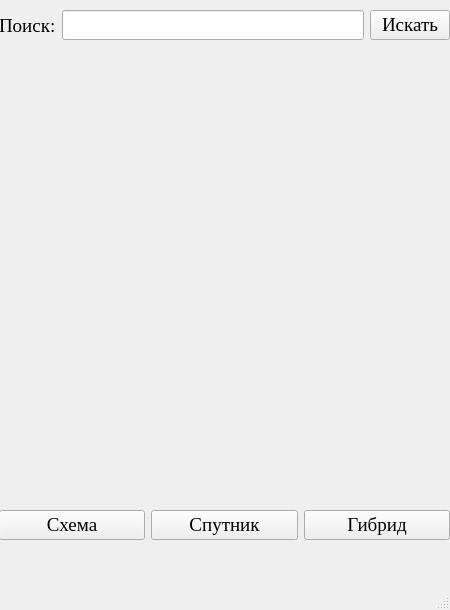
Above: Maps_API.ui from NeMolliriK/Maps_API before the change. Below: the same form after it.
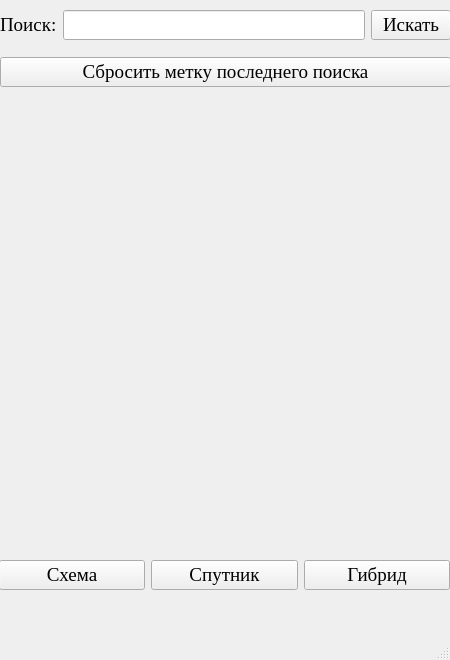
That is the form after the change.

Commit message: Часть №7

The edit to the form file:
```diff
--- a/Maps_API.ui
+++ b/Maps_API.ui
@@ -7,7 +7,7 @@
     <x>0</x>
     <y>0</y>
     <width>450</width>
-    <height>610</height>
+    <height>660</height>
    </rect>
   </property>
   <property name="font">
@@ -27,7 +27,7 @@
     <property name="geometry">
      <rect>
       <x>0</x>
-      <y>50</y>
+      <y>100</y>
       <width>450</width>
       <height>450</height>
      </rect>
@@ -43,7 +43,7 @@
     <property name="geometry">
      <rect>
       <x>-1</x>
-      <y>500</y>
+      <y>550</y>
       <width>451</width>
       <height>51</height>
      </rect>
@@ -93,28 +93,24 @@
    <widget class="QWidget" name="horizontalLayoutWidget_2">
     <property name="geometry">
      <rect>
-      <x>-1</x>
-      <y>0</y>
+      <x>0</x>
+      <y>-1</y>
       <width>451</width>
-      <height>51</height>
+      <height>101</height>
      </rect>
     </property>
-    <layout class="QHBoxLayout" name="horizontalLayout_2">
-     <item>
+    <layout class="QGridLayout" name="gridLayout_2">
+     <item row="0" column="1">
+      <widget class="QLineEdit" name="lineEdit"/>
+     </item>
+     <item row="0" column="0">
       <widget class="QLabel" name="label_2">
        <property name="text">
         <string>Поиск:</string>
        </property>
       </widget>
      </item>
-     <item>
-      <widget class="QLineEdit" name="lineEdit">
-       <property name="focusPolicy">
-        <enum>Qt::ClickFocus</enum>
-       </property>
-      </widget>
-     </item>
-     <item>
+     <item row="0" column="2">
       <widget class="QPushButton" name="pushButton_4">
        <property name="cursor">
         <cursorShape>PointingHandCursor</cursorShape>
@@ -127,6 +123,16 @@
        </property>
       </widget>
      </item>
+     <item row="1" column="0" colspan="3">
+      <widget class="QPushButton" name="pushButton_5">
+       <property name="cursor">
+        <cursorShape>PointingHandCursor</cursorShape>
+       </property>
+       <property name="text">
+        <string>Сбросить метку последнего поиска</string>
+       </property>
+      </widget>
+     </item>
     </layout>
    </widget>
   </widget>
```
Left out of the diff: 14 changed lines with no effect on the pictures. The commit also changes 2 other files.
